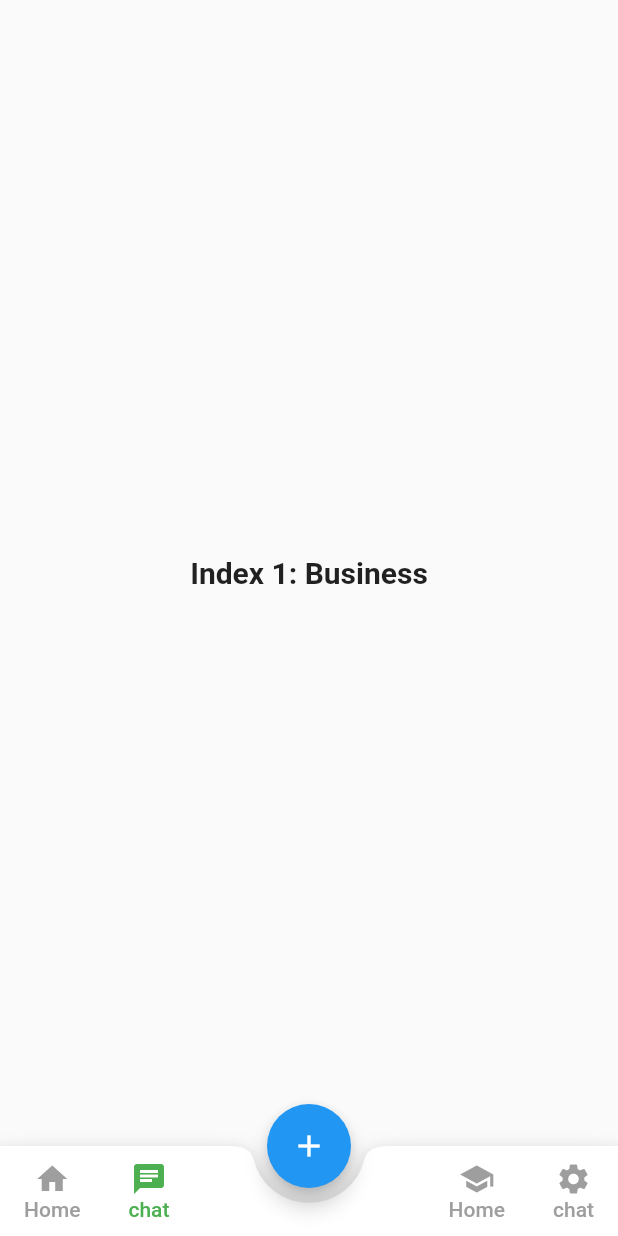
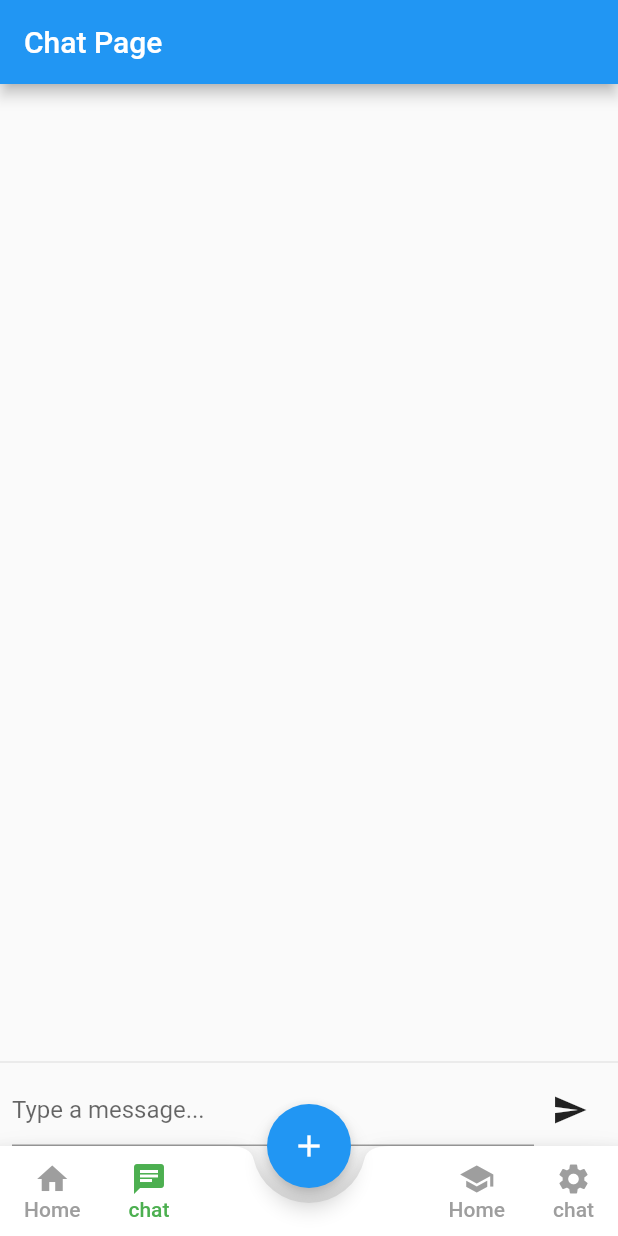
Before and after one commit to khoffan/flutter_make_UI_App, a Flutter app: the screen it shows after launch, item 2 of the bottom bar chosen, after a tap on the "add" icon, on a phone screen of 412 x 824 dp. Run offline on Flutter 3.47's test engine with Material 2 defaults, Android fonts, the phone set to English and light mode, and no system bars.

Commit message:
add chatpage test

```diff
--- a/client_app/lib/UI/btnavigate.dart
+++ b/client_app/lib/UI/btnavigate.dart
@@ -1,3 +1,4 @@
+import 'package:client_app/screen/chatpage.dart';
 import 'package:client_app/screen/home.dart';
 import 'package:flutter/material.dart';
 
@@ -28,12 +29,9 @@ class _BottomNavigationBarExampleState
   int _selectedIndex = 0;
   static const TextStyle optionStyle =
       TextStyle(fontSize: 20, fontWeight: FontWeight.bold);
-  static const List<Widget> _widgetOptions = <Widget>[
+  static List<Widget> _widgetOptions = <Widget>[
     Home(),
-    Text(
-      'Index 1: Business',
-      style: optionStyle,
-    ),
+    ChatPage(),
     Text(
       'Index 2: School',
       style: optionStyle,
--- a/client_app/lib/providers/info_provider.dart
+++ b/client_app/lib/providers/info_provider.dart
@@ -5,10 +5,7 @@ import '../models/info.dart';
 class InfoProvider extends ChangeNotifier {
 
   //ตัวอย่างข้อมูล
-  List<Infomations> infomations = [
-    Infomations(name: 'mai', description: 'ผู้ปกครอง', date: DateTime.now(), amount: 500),
-    Infomations(name: 'doe', description: 'บ้าน', date: DateTime.now(), amount:400),
-  ];
+  List<Infomations> infomations = [];
 
   //get data
   List<Infomations> getInfomations(){
@@ -17,6 +14,8 @@ class InfoProvider extends ChangeNotifier {
 
   //add data
   void addInfomation(Infomations data){
-    infomations.add(data);
+    infomations.insert(0, data);
+
+    notifyListeners();
   }
 }
--- /dev/null
+++ b/client_app/lib/screen/chatpage.dart
@@ -0,0 +1,62 @@
+import 'package:flutter/material.dart';
+
+class ChatPage extends StatefulWidget {
+  @override
+  ChatPageState createState() => ChatPageState();
+}
+
+class ChatPageState extends State<ChatPage> {
+  List<String> messages = [];
+
+  TextEditingController _textEditingController = TextEditingController();
+
+  void _sendMessage() {
+    setState(() {
+      messages.add(_textEditingController.text);
+      _textEditingController.clear();
+    });
+  }
+
+  @override
+  Widget build(BuildContext context) {
+    return Scaffold(
+      appBar: AppBar(
+        title: Text('Chat Page'),
+      ),
+      body: Column(
+        children: [
+          Expanded(
+            child: ListView.builder(
+              itemCount: messages.length,
+              itemBuilder: (context, index) {
+                return ListTile(
+                  title: Text(messages[index]),
+                );
+              },
+            ),
+          ),
+          Divider(),
+          Container(
+            padding: const EdgeInsets.symmetric(horizontal: 8.0),
+            child: Row(
+              children: [
+                Expanded(
+                  child: TextField(
+                    controller: _textEditingController,
+                    decoration: InputDecoration(
+                      hintText: 'Type a message...',
+                    ),
+                  ),
+                ),
+                IconButton(
+                  icon: Icon(Icons.send),
+                  onPressed: _sendMessage,
+                ),
+              ],
+            ),
+          ),
+        ],
+      ),
+    );
+  }
+}
--- a/client_app/lib/screen/home.dart
+++ b/client_app/lib/screen/home.dart
@@ -2,10 +2,13 @@ import 'package:client_app/models/info.dart';
 import 'package:client_app/providers/info_provider.dart';
 import 'package:client_app/screen/information.dart';
 import 'package:flutter/material.dart';
+import 'package:intl/intl.dart';
 import 'package:provider/provider.dart';
 
 class Home extends StatelessWidget {
   const Home({super.key});
+
+
 
   @override
   Widget build(BuildContext context) {
@@ -26,14 +29,20 @@ class Home extends StatelessWidget {
           ],
         ),
         body: Consumer<InfoProvider>(builder: (context, provider, child) {
+          var count = provider.infomations.length;
           List<Infomations> infomationList = provider.getInfomations();
+          if(count <= 0){
+            return Center(
+              child: Text("No information"),
+            );}
+            else {
               return ListView.builder(
-            itemCount: provider.infomations.length,
+                itemCount: count,
                 itemBuilder: (context, int index) {
                   Infomations data = infomationList[index];
                   return Card(
-                elevation: 5,
-                margin: EdgeInsets.symmetric(vertical: 8, horizontal: 5),
+                    elevation: 4,
+                    margin: const EdgeInsets.symmetric(vertical: 5, horizontal: 2),
                     child: ListTile(
                       leading: CircleAvatar(
                         radius: 50,
@@ -41,18 +50,19 @@ class Home extends StatelessWidget {
                           child: Text(data.amount.toString()),
                         ),
                       ),
-                  title: Text(data.name, style: TextStyle(fontSize: 25),),
+                      title: Text(data.name, style: TextStyle(fontSize: 22),),
                       subtitle: Column(
                         crossAxisAlignment: CrossAxisAlignment.start,
                         children: [
                           Text(data.description,style: TextStyle(color: Colors.black,fontSize: 20),),
-                      Text(data.date.toString())
+                          Text(DateFormat("dd-MM-yyyy").format(data.date))
                         ]
                       ),
                     ),
                   );
                 },
               );
+            }
         }));
   }
 }
--- a/client_app/pubspec.yaml
+++ b/client_app/pubspec.yaml
@@ -36,6 +36,7 @@ dependencies:
   # Use with the CupertinoIcons class for iOS style icons.
   cupertino_icons: ^1.0.2
   provider: ^6.0.5
+  intl: ^0.18.1
 
 dev_dependencies:
   flutter_test:
```
Also changed, not shown: client_app/lib/screen/information.dart (+15 -5 lines), client_app/pubspec.lock. Lines whose indentation alone changed are shown as unchanged.
